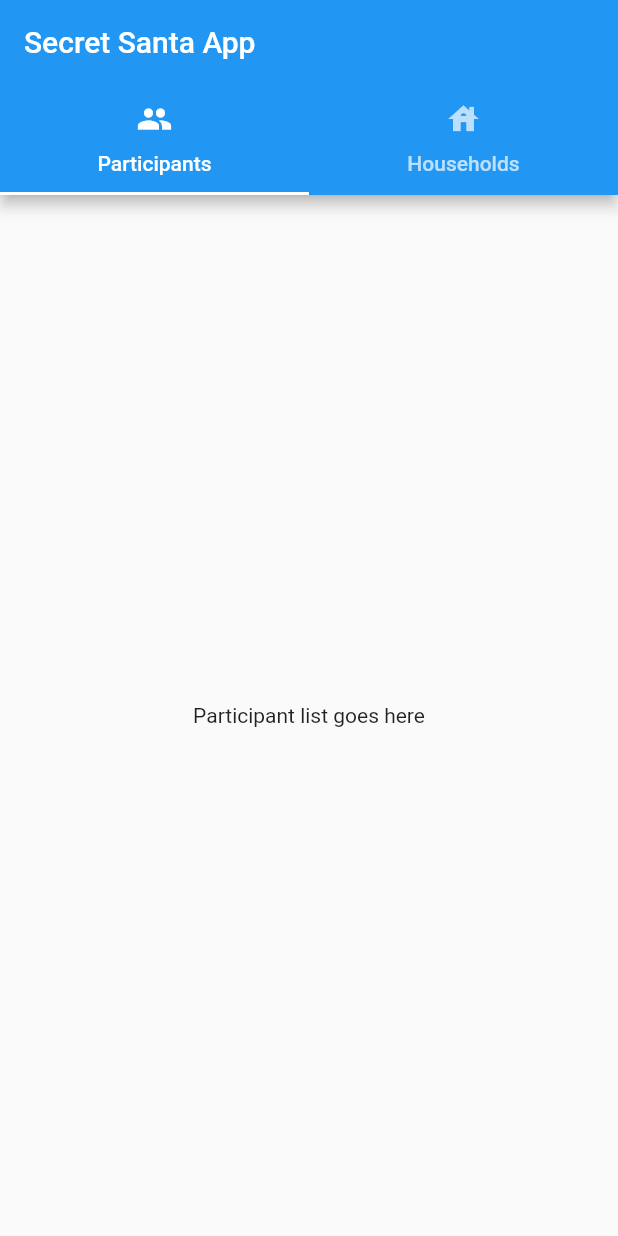
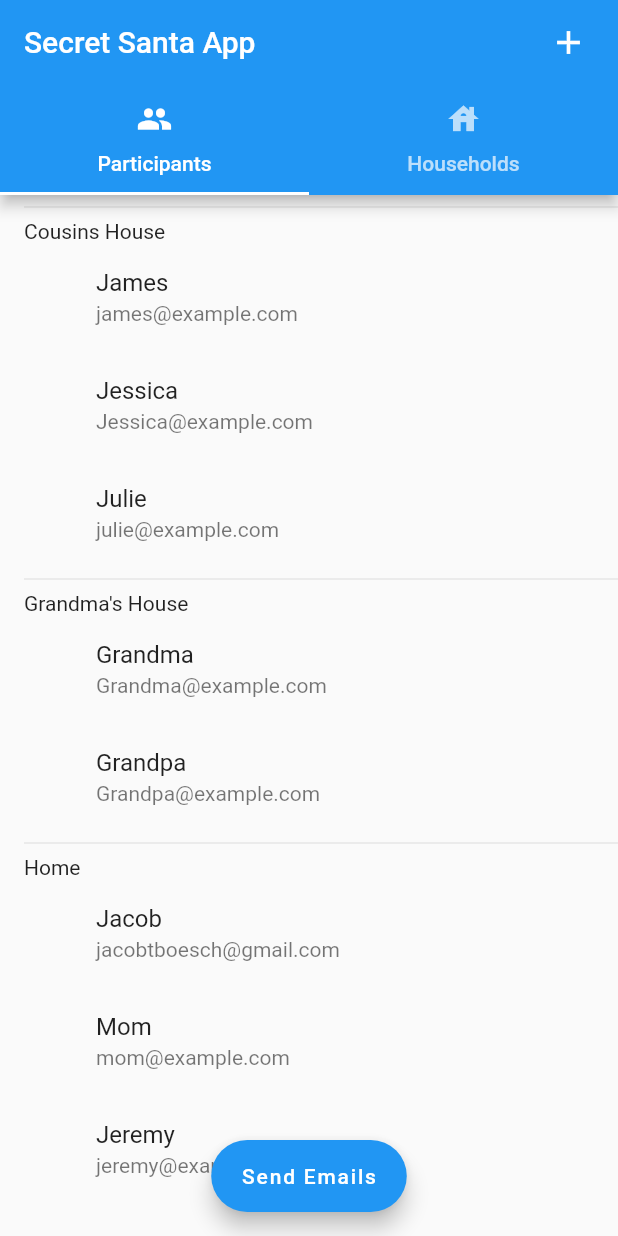
Before and after one commit to jacobboesch/Secret-Santa-App, a Flutter app: the screen it shows after launch, on a phone screen of 412 x 824 dp. Run offline on Flutter 3.47's test engine with Material 2 defaults, Android fonts, the phone set to English and light mode, and no system bars; drawn by our look-alikes of grouped_list.

Commit message:
added navigation from homescreen to other screens

```diff
--- a/lib/main.dart
+++ b/lib/main.dart
@@ -10,10 +10,15 @@ class SecretSantaApp extends StatelessWidget {
   @override
   Widget build(BuildContext context) {
     return MaterialApp(
-      theme: ThemeData(
-        primarySwatch: Colors.blue,
-      ),
-      home: HomeScreen(),
-    );
+        theme: ThemeData(
+          primarySwatch: Colors.blue,
+        ),
+        home: DefaultTabController(
+          initialIndex: 0,
+          length: 2,
+          // Two tabs first one is for viewing participants
+          // second one is for viewing households
+          child: HomeScreen(),
+        ));
   }
 }
--- /dev/null
+++ b/lib/models/household.dart
@@ -0,0 +1,13 @@
+class Household {
+  String _household;
+
+  Household(this._household);
+
+  get household {
+    return this._household;
+  }
+
+  set household(String household) {
+    this._household = household;
+  }
+}
--- a/lib/models/participant.dart
+++ b/lib/models/participant.dart
@@ -1,7 +1,7 @@
 class Participant {
   int _id;
   String _name;
-  int _household;
+  String _household;
   String _email;
 
   // Constructors
@@ -26,11 +26,11 @@ class Participant {
     this._name = name;
   }
 
-  int get household {
+  String get household {
     return this._household;
   }
 
-  set household(int household) {
+  set household(String household) {
     this._household = household;
   }
 
--- a/lib/screens/home_screen.dart
+++ b/lib/screens/home_screen.dart
@@ -1,33 +1,128 @@
 /*
 * Defines the home screen
 * The screen has two tabs one for viewing participants
-* and the other for viewing the households
+* and the other for viewing the households.
+* The home screen displays the list of participants and households
+* it also has a button to create a participant/household
+* Finally it has a button to send the emails
 */
 // imports
 import 'package:flutter/material.dart';
+import 'package:grouped_list/grouped_list.dart';
+import 'package:secret_santa_app/models/household.dart';
+import 'package:secret_santa_app/screens/household_screen.dart';
+import 'package:secret_santa_app/screens/participant_screen.dart';
+import '../models/participant.dart';
+import '../models/household.dart';
+
+final List<Participant> _participants = [
+  Participant.withoutId("Jacob", "Home", "jacobtboesch@gmail.com"),
+  Participant.withoutId("James", "Cousins House", "james@example.com"),
+  Participant.withoutId("Jessica", "Cousins House", "Jessica@example.com"),
+  Participant.withoutId("Julie", "Cousins House", "julie@example.com"),
+  Participant.withoutId("Grandma", "Grandma's House", "Grandma@example.com"),
+  Participant.withoutId("Grandpa", "Grandma's House", "Grandpa@example.com"),
+  Participant.withoutId("Mom", "Home", "mom@example.com"),
+  Participant.withoutId("Jeremy", "Home", "jeremy@example.com")
+];
+
+final List<Household> _households = [
+  Household("Home"),
+  Household("Cousins House"),
+  Household("Grandma's House")
+];
 
 class HomeScreen extends StatelessWidget {
+  // constants
   final String title = "Secret Santa App";
   final String participantTabTitle = "Participants";
   final String householdTabTitle = "Households";
+  // tab index
+  static const int PARTICIPANT_TAB_INDEX = 0;
+  static const int HOUSEHOLD_TAB_INDEX = 1;
+
+  // participant list item view
+  Widget _participantItemBuilder(
+      BuildContext context, Participant participant) {
+    return ListTile(
+        // adds 64dp of padding to the left of each list item
+        contentPadding: const EdgeInsets.only(left: 64.0),
+        title: Text(participant.name),
+        subtitle: Text(participant.email));
+  }
+
+  // returns household list item
+  Widget _householdItemBuilder(BuildContext context, int index) {
+    return ListTile(
+        contentPadding: const EdgeInsets.only(left: 32),
+        title: Text(_households[index].household));
+  }
+
+  // returns a divider for the prticipant list based on the house hold
+  Widget _householdDivider(String household) {
+    return Column(
+      children: [
+        Divider(indent: 16),
+        Container(
+          padding: EdgeInsets.only(left: 16),
+          child: Align(
+              alignment: Alignment.centerLeft,
+              child: Text(
+                household,
+                textAlign: TextAlign.start,
+              )),
+        )
+      ],
+    );
+  }
+
+  // called when the create button is tapped on either tab
+  // determines weather to create a participant or household and takes
+  // the user to the approprate screen
+  void _onCreateButtonTapped(BuildContext context) {
+    // determine which tab we're on
+    int tabIndex = DefaultTabController.of(context).index;
+    if (tabIndex == PARTICIPANT_TAB_INDEX) {
+      // navigate to the participant screen
+      Navigator.push(context,
+          MaterialPageRoute(builder: (context) => ParticipantScreen()));
+    } else {
+      // navigate to the household screen
+      Navigator.push(
+          context, MaterialPageRoute(builder: (context) => HouseholdScreen()));
+    }
+  }
+
+  // called when the send emails button is clicked
+  // prompts the user to confirm wheather or not whey want to send the
+  // emails then sends out the emails to all of the participants
+  void _onSendEmailButtonTapped(BuildContext context) {
+    //TODO replace with actual code
+    ScaffoldMessenger.of(context)
+        .showSnackBar(SnackBar(content: Text("Send Email Button Cliked")));
+  }
 
   HomeScreen({Key key}) : super(key: key);
 
   @override
   Widget build(BuildContext context) {
-    return DefaultTabController(
-        initialIndex: 0,
-        length: 2,
-        // Two tabs first one is for viewing participants
-        // second one is for viewing households
-        child: Scaffold(
+    return Scaffold(
       appBar: AppBar(
           title: Text(title),
-                // TODO add create button
+          actions: [
+            // Create button
+            Padding(
+                padding: EdgeInsets.only(right: 20),
+                child: GestureDetector(
+                  onTap: () => {_onCreateButtonTapped(context)},
+                  child: Icon(Icons.add, size: 26),
+                ))
+          ],
           bottom: TabBar(
             tabs: [
               // participant tab
               Tab(icon: Icon(Icons.group), text: participantTabTitle),
+              // household tab
               Tab(
                 icon: Icon(Icons.house),
                 text: householdTabTitle,
@@ -36,14 +131,27 @@ class HomeScreen extends StatelessWidget {
           )),
       body: TabBarView(
         children: [
-                //TODO replace this with actual list
-                Center(
-                  child: Text("Participant list goes here"),
+          // Participant List grouped by household
+          GroupedListView<Participant, String>(
+            elements: _participants,
+            groupBy: (participant) => participant.household,
+            groupSeparatorBuilder: _householdDivider,
+            itemBuilder: _participantItemBuilder,
           ),
-                Center(
-                  child: Text("Household list goes here"),
-                )
+          // Household list
+          ListView.builder(
+              itemCount: _households.length,
+              itemExtent: 60,
+              itemBuilder: _householdItemBuilder)
         ],
-            )));
+      ),
+      // TODO have action button not block the list view
+      floatingActionButton: FloatingActionButton.extended(
+          onPressed: () {
+            _onSendEmailButtonTapped(context);
+          },
+          label: Text("Send Emails")),
+      floatingActionButtonLocation: FloatingActionButtonLocation.centerFloat,
+    );
   }
 }
--- /dev/null
+++ b/lib/views/form/name_form_field.dart
@@ -0,0 +1,5 @@
+/*
+* Textfield for name input
+* this class is responsible for validating the name input
+* and how the textbox is presented
+*/
--- a/pubspec.yaml
+++ b/pubspec.yaml
@@ -23,6 +23,7 @@ environment:
 dependencies:
   flutter:
     sdk: flutter
+  grouped_list: ^3.7.1
 
 
   # The following adds the Cupertino Icons font to your application.
```
Also changed, not shown: lib/screens/household_screen.dart (added, +20 -0 lines), lib/screens/participant_screen.dart (added, +90 -0 lines), pubspec.lock. Lines whose indentation alone changed are shown as unchanged.
